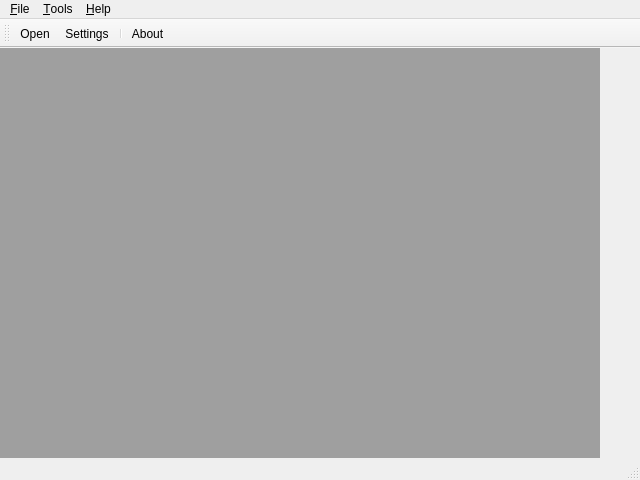
This is pySide/mainwindow.ui in kangsb/Python3 as Qt 5 draws it before an edit. The edited form follows.
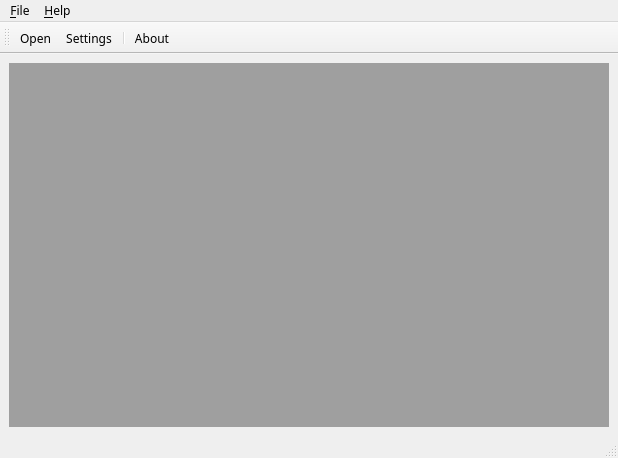
This is the edited form. Icons and pictures are not drawn.

Patch:
```diff
--- a/pySide/mainwindow.ui
+++ b/pySide/mainwindow.ui
@@ -6,32 +6,32 @@
    <rect>
     <x>0</x>
     <y>0</y>
-    <width>640</width>
-    <height>480</height>
+    <width>618</width>
+    <height>458</height>
    </rect>
   </property>
+  <property name="font">
+   <font>
+    <family>Microsoft YaHei</family>
+   </font>
+  </property>
   <property name="windowTitle">
    <string>MainWindow</string>
   </property>
   <widget class="QWidget" name="centralwidget">
-   <widget class="QMdiArea" name="mdiArea">
-    <property name="geometry">
-     <rect>
-      <x>-1</x>
-      <y>-1</y>
-      <width>601</width>
-      <height>441</height>
-     </rect>
-    </property>
-   </widget>
+   <layout class="QHBoxLayout" name="horizontalLayout">
+    <item>
+     <widget class="QMdiArea" name="mdiArea"/>
+    </item>
+   </layout>
   </widget>
   <widget class="QMenuBar" name="menubar">
    <property name="geometry">
     <rect>
      <x>0</x>
      <y>0</y>
-     <width>640</width>
-     <height>22</height>
+     <width>618</width>
+     <height>23</height>
     </rect>
    </property>
    <widget class="QMenu" name="menu_File">
@@ -39,11 +39,6 @@
      <string>&amp;File</string>
     </property>
     <addaction name="actionOpen"/>
-   </widget>
-   <widget class="QMenu" name="menuTools">
-    <property name="title">
-     <string>&amp;Tools</string>
-    </property>
     <addaction name="actionSettings"/>
    </widget>
    <widget class="QMenu" name="menu_Help">
@@ -53,7 +48,6 @@
     <addaction name="actionAbout"/>
    </widget>
    <addaction name="menu_File"/>
-   <addaction name="menuTools"/>
    <addaction name="menu_Help"/>
   </widget>
   <widget class="QStatusBar" name="statusbar"/>
@@ -65,7 +59,7 @@
     <enum>TopToolBarArea</enum>
    </attribute>
    <attribute name="toolBarBreak">
-    <bool>true</bool>
+    <bool>false</bool>
    </attribute>
    <addaction name="actionOpen"/>
    <addaction name="actionSettings"/>
```
Left out of the diff: 16 changed lines with no effect on the pictures.
